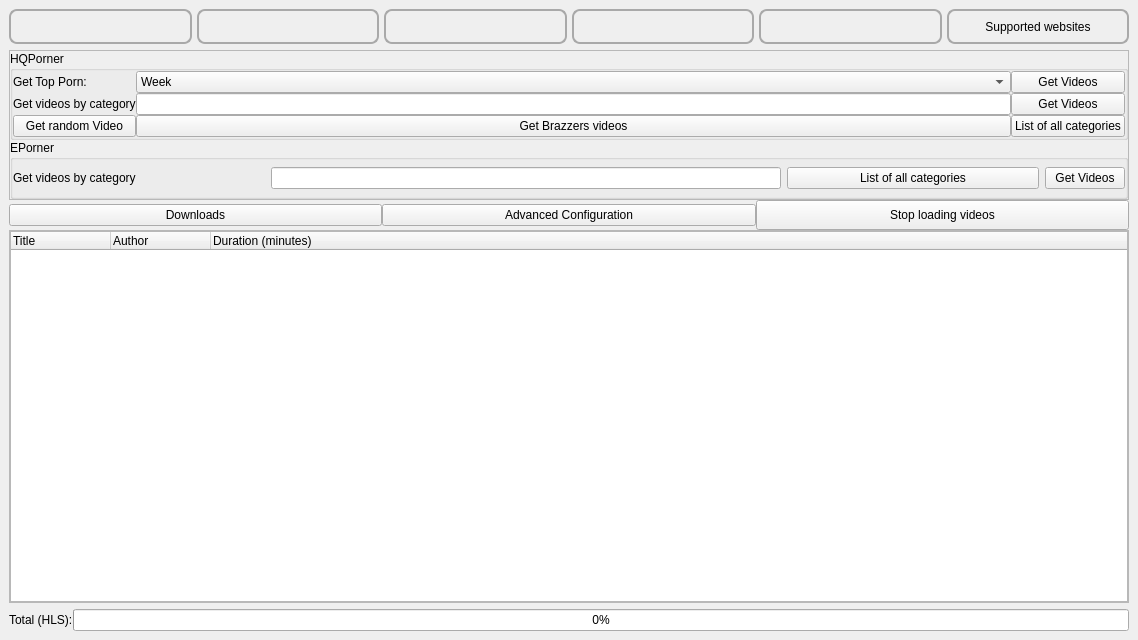
Qt form src/frontend/UI/form_main_window.ui (EchterAlsFake/Porn_Fetch) before a commit.
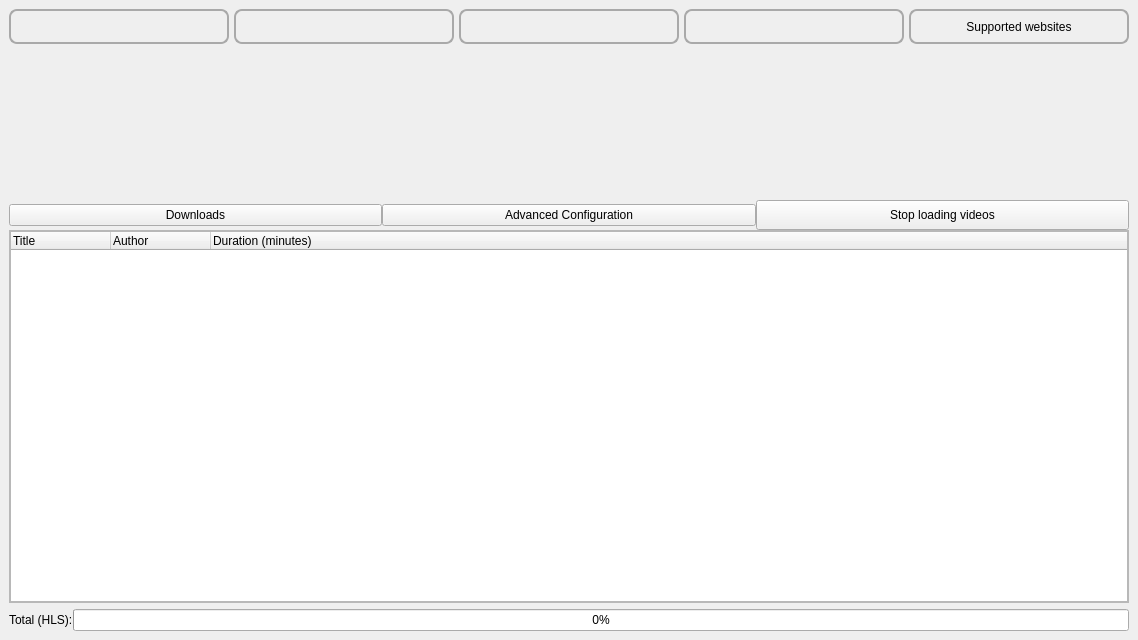
The same form after that commit. The open tabs and pages were chosen to show the change.

Diff of the .ui file:
```diff
--- a/src/frontend/UI/form_main_window.ui
+++ b/src/frontend/UI/form_main_window.ui
@@ -130,54 +130,6 @@
         </property>
        </widget>
       </item>
-      <item>
-       <widget class="QPushButton" name="main_button_switch_tools">
-        <property name="sizePolicy">
-         <sizepolicy hsizetype="Minimum" vsizetype="Maximum">
-          <horstretch>0</horstretch>
-          <verstretch>0</verstretch>
-         </sizepolicy>
-        </property>
-        <property name="minimumSize">
-         <size>
-          <width>50</width>
-          <height>35</height>
-         </size>
-        </property>
-        <property name="maximumSize">
-         <size>
-          <width>16777215</width>
-          <height>35</height>
-         </size>
-        </property>
-        <property name="font">
-         <font/>
-        </property>
-        <property name="cursor">
-         <cursorShape>PointingHandCursor</cursorShape>
-        </property>
-        <property name="accessibleName">
-         <string>Button Tools section</string>
-        </property>
-        <property name="styleSheet">
-         <string notr="true">QPushButton {
-    border-radius: 8px;
-    border: 2px solid #a9a9a9;
-    padding: 8px 10px;
-}
-</string>
-        </property>
-        <property name="text">
-         <string/>
-        </property>
-        <property name="iconSize">
-         <size>
-          <width>32</width>
-          <height>32</height>
-         </size>
-        </property>
-       </widget>
-      </item>
       <item>
        <widget class="QPushButton" name="main_button_switch_settings">
         <property name="sizePolicy">
@@ -1136,413 +1088,6 @@
               <property name="spacing">
                <number>0</number>
               </property>
-              <item row="0" column="0">
-               <widget class="QScrollArea" name="scrollarea_tools">
-                <property name="widgetResizable">
-                 <bool>true</bool>
-                </property>
-                <widget class="QWidget" name="scrollarea_tools_widget_contents">
-                 <property name="geometry">
-                  <rect>
-                   <x>0</x>
-                   <y>0</y>
-                   <width>434</width>
-                   <height>176</height>
-                  </rect>
-                 </property>
-                 <layout class="QGridLayout" name="gridLayout_8">
-                  <property name="leftMargin">
-                   <number>0</number>
-                  </property>
-                  <property name="topMargin">
-                   <number>0</number>
-                  </property>
-                  <property name="rightMargin">
-                   <number>0</number>
-                  </property>
-                  <property name="bottomMargin">
-                   <number>0</number>
-                  </property>
-                  <property name="spacing">
-                   <number>0</number>
-                  </property>
-                  <item row="0" column="0">
-                   <layout class="QVBoxLayout" name="tools_verticallayout">
-                    <item>
-                     <widget class="QGroupBox" name="tools_groupbox_hqporner">
-                      <property name="title">
-                       <string>HQPorner</string>
-                      </property>
-                      <layout class="QGridLayout" name="gridLayout_15">
-                       <property name="leftMargin">
-                        <number>0</number>
-                       </property>
-                       <property name="topMargin">
-                        <number>0</number>
-                       </property>
-                       <property name="rightMargin">
-                        <number>0</number>
-                       </property>
-                       <property name="bottomMargin">
-                        <number>0</number>
-                       </property>
-                       <property name="spacing">
-                        <number>0</number>
-                       </property>
-                       <item row="0" column="0">
-                        <layout class="QGridLayout" name="tools_gridlayout_hqporner">
-                         <item row="3" column="0">
-                          <widget class="QPushButton" name="tools_button_get_random_videos">
-                           <property name="sizePolicy">
-                            <sizepolicy hsizetype="Preferred" vsizetype="Fixed">
-                             <horstretch>0</horstretch>
-                             <verstretch>0</verstretch>
-                            </sizepolicy>
-                           </property>
-                           <property name="minimumSize">
-                            <size>
-                             <width>0</width>
-                             <height>0</height>
-                            </size>
-                           </property>
-                           <property name="cursor">
-                            <cursorShape>PointingHandCursor</cursorShape>
-                           </property>
-                           <property name="accessibleName">
-                            <string>tools button hqporner get random video</string>
-                           </property>
-                           <property name="text">
-                            <string>Get random Video</string>
-                           </property>
-                          </widget>
-                         </item>
-                         <item row="1" column="2">
-                          <widget class="QPushButton" name="tools_button_hqporner_category_get_videos">
-                           <property name="sizePolicy">
-                            <sizepolicy hsizetype="Minimum" vsizetype="Fixed">
-                             <horstretch>0</horstretch>
-                             <verstretch>2</verstretch>
-                            </sizepolicy>
-                           </property>
-                           <property name="minimumSize">
-                            <size>
-                             <width>0</width>
-                             <height>0</height>
-                            </size>
-                           </property>
-                           <property name="cursor">
-                            <cursorShape>PointingHandCursor</cursorShape>
-                           </property>
-                           <property name="acceptDrops">
-                            <bool>false</bool>
-                           </property>
-                           <property name="accessibleName">
-                            <string>tools button hqporner get videos by category</string>
-                           </property>
-                           <property name="text">
-                            <string>Get Videos</string>
-                           </property>
-                          </widget>
-                         </item>
-                         <item row="1" column="0">
-                          <widget class="QLabel" name="tools_label_videos_by_category">
-                           <property name="sizePolicy">
-                            <sizepolicy hsizetype="Fixed" vsizetype="Fixed">
-                             <horstretch>0</horstretch>
-                             <verstretch>0</verstretch>
-                            </sizepolicy>
-                           </property>
-                           <property name="minimumSize">
-                            <size>
-                             <width>0</width>
-                             <height>0</height>
-                            </size>
-                           </property>
-                           <property name="accessibleName">
-                            <string>label tools hqporner get videos by category</string>
-                           </property>
-                           <property name="text">
-                            <string>Get videos by category</string>
-                           </property>
-                          </widget>
-                         </item>
-                         <item row="1" column="1">
-                          <widget class="QLineEdit" name="tools_lineedit_hqporner_category">
-                           <property name="sizePolicy">
-                            <sizepolicy hsizetype="Expanding" vsizetype="Preferred">
-                             <horstretch>0</horstretch>
-                             <verstretch>4</verstretch>
-                            </sizepolicy>
-                           </property>
-                           <property name="minimumSize">
-                            <size>
-                             <width>100</width>
-                             <height>0</height>
-                            </size>
-                           </property>
-                           <property name="accessibleName">
-                            <string>tools lineedit hqporner category (enter the category here)</string>
-                           </property>
-                          </widget>
-                         </item>
-                         <item row="0" column="0">
-                          <widget class="QLabel" name="tools_label_get_top_porn">
-                           <property name="sizePolicy">
-                            <sizepolicy hsizetype="Fixed" vsizetype="Fixed">
-                             <horstretch>0</horstretch>
-                             <verstretch>0</verstretch>
-                            </sizepolicy>
-                           </property>
-                           <property name="minimumSize">
-                            <size>
-                             <width>0</width>
-                             <height>0</height>
-                            </size>
-                           </property>
-                           <property name="accessibleName">
-                            <string>label tools hqporn get top porn</string>
-                           </property>
-                           <property name="text">
-                            <string>Get Top Porn:</string>
-                           </property>
-                          </widget>
-                         </item>
-                         <item row="3" column="1">
-                          <widget class="QPushButton" name="tools_button_get_brazzers_videos">
-                           <property name="sizePolicy">
-                            <sizepolicy hsizetype="Preferred" vsizetype="Fixed">
-                             <horstretch>0</horstretch>
-                             <verstretch>0</verstretch>
-                            </sizepolicy>
-                           </property>
-                           <property name="minimumSize">
-                            <size>
-                             <width>0</width>
-                             <height>0</height>
-                            </size>
-                           </property>
-                           <property name="cursor">
-                            <cursorShape>PointingHandCursor</cursorShape>
-                           </property>
-                           <property name="accessibleName">
-                            <string>tools buttonn get brazzers videos</string>
-                           </property>
-                           <property name="text">
-                            <string>Get Brazzers videos</string>
-                           </property>
-                          </widget>
-                         </item>
-                         <item row="0" column="1">
-                          <widget class="QComboBox" name="tools_combobox_hqporner_top_porn">
-                           <property name="cursor">
-                            <cursorShape>PointingHandCursor</cursorShape>
-                           </property>
-                           <property name="accessibleName">
-                            <string>tools combobox hqporner top porn selection</string>
-                           </property>
-                           <item>
-                            <property name="text">
-                             <string>Week</string>
-                            </property>
-                           </item>
-                           <item>
-                            <property name="text">
-                             <string>Month</string>
-                            </property>
-                           </item>
-                           <item>
-                            <property name="text">
-                             <string>All time</string>
-                            </property>
-                           </item>
-                          </widget>
-                         </item>
-                         <item row="0" column="2">
-                          <widget class="QPushButton" name="tools_button_top_porn_get_videos">
-                           <property name="sizePolicy">
-                            <sizepolicy hsizetype="Minimum" vsizetype="Fixed">
-                             <horstretch>0</horstretch>
-                             <verstretch>0</verstretch>
-                            </sizepolicy>
-                           </property>
-                           <property name="minimumSize">
-                            <size>
-                             <width>0</width>
-                             <height>0</height>
-                            </size>
-                           </property>
-                           <property name="cursor">
-                            <cursorShape>PointingHandCursor</cursorShape>
-                           </property>
-                           <property name="accessibleName">
-                            <string>tools button hqporner get videos by top porn</string>
-                           </property>
-                           <property name="text">
-                            <string>Get Videos</string>
-                           </property>
-                          </widget>
-                         </item>
-                         <item row="3" column="2">
-                          <widget class="QPushButton" name="tools_button_list_categories">
-                           <property name="sizePolicy">
-                            <sizepolicy hsizetype="Minimum" vsizetype="Fixed">
-                             <horstretch>0</horstretch>
-                             <verstretch>0</verstretch>
-                            </sizepolicy>
-                           </property>
-                           <property name="minimumSize">
-                            <size>
-                             <width>0</width>
-                             <height>0</height>
-                            </size>
-                           </property>
-                           <property name="cursor">
-                            <cursorShape>PointingHandCursor</cursorShape>
-                           </property>
-                           <property name="accessibleName">
-                            <string>tools button hqporner list all categories</string>
-                           </property>
-                           <property name="text">
-                            <string>List of all categories</string>
-                           </property>
-                          </widget>
-                         </item>
-                        </layout>
-                       </item>
-                      </layout>
-                     </widget>
-                    </item>
-                    <item>
-                     <widget class="QGroupBox" name="tools_groupbox_eporner">
-                      <property name="title">
-                       <string>EPorner</string>
-                      </property>
-                      <layout class="QGridLayout" name="gridLayout_16">
-                       <property name="leftMargin">
-                        <number>0</number>
-                       </property>
-                       <property name="topMargin">
-                        <number>0</number>
-                       </property>
-                       <property name="rightMargin">
-                        <number>0</number>
-                       </property>
-                       <property name="bottomMargin">
-                        <number>0</number>
-                       </property>
-                       <property name="spacing">
-                        <number>0</number>
-                       </property>
-                       <item row="0" column="0">
-                        <layout class="QGridLayout" name="tools_gridlayout_tools">
-                         <property name="topMargin">
-                          <number>0</number>
-                         </property>
-                         <property name="spacing">
-                          <number>6</number>
-                         </property>
-                         <item row="4" column="1" colspan="2">
-                          <widget class="QLineEdit" name="tools_lineedit_videos_by_category_eporner">
-                           <property name="sizePolicy">
-                            <sizepolicy hsizetype="Expanding" vsizetype="Fixed">
-                             <horstretch>0</horstretch>
-                             <verstretch>4</verstretch>
-                            </sizepolicy>
-                           </property>
-                           <property name="minimumSize">
-                            <size>
-                             <width>100</width>
-                             <height>0</height>
-                            </size>
-                           </property>
-                           <property name="accessibleName">
-                            <string>lineedit tools eporner enter category here</string>
-                           </property>
-                          </widget>
-                         </item>
-                         <item row="4" column="4">
-                          <widget class="QPushButton" name="tools_button_eporner_category_get_videos">
-                           <property name="sizePolicy">
-                            <sizepolicy hsizetype="Fixed" vsizetype="Fixed">
-                             <horstretch>0</horstretch>
-                             <verstretch>2</verstretch>
-                            </sizepolicy>
-                           </property>
-                           <property name="minimumSize">
-                            <size>
-                             <width>0</width>
-                             <height>0</height>
-                            </size>
-                           </property>
-                           <property name="cursor">
-                            <cursorShape>PointingHandCursor</cursorShape>
-                           </property>
-                           <property name="accessibleName">
-                            <string>button tools eporner get videos by category</string>
-                           </property>
-                           <property name="text">
-                            <string>Get Videos</string>
-                           </property>
-                          </widget>
-                         </item>
-                         <item row="4" column="3">
-                          <widget class="QPushButton" name="tools_button_list_categories_eporner">
-                           <property name="sizePolicy">
-                            <sizepolicy hsizetype="Minimum" vsizetype="Fixed">
-                             <horstretch>0</horstretch>
-                             <verstretch>0</verstretch>
-                            </sizepolicy>
-                           </property>
-                           <property name="minimumSize">
-                            <size>
-                             <width>0</width>
-                             <height>0</height>
-                            </size>
-                           </property>
-                           <property name="cursor">
-                            <cursorShape>PointingHandCursor</cursorShape>
-                           </property>
-                           <property name="accessibleName">
-                            <string>button tools eporner list all categories</string>
-                           </property>
-                           <property name="text">
-                            <string>List of all categories</string>
-                           </property>
-                          </widget>
-                         </item>
-                         <item row="4" column="0">
-                          <widget class="QLabel" name="tools_label_videos_by_category_eporner">
-                           <property name="sizePolicy">
-                            <sizepolicy hsizetype="Preferred" vsizetype="Fixed">
-                             <horstretch>0</horstretch>
-                             <verstretch>0</verstretch>
-                            </sizepolicy>
-                           </property>
-                           <property name="minimumSize">
-                            <size>
-                             <width>100</width>
-                             <height>0</height>
-                            </size>
-                           </property>
-                           <property name="accessibleName">
-                            <string>label tools eporner get videos by category</string>
-                           </property>
-                           <property name="text">
-                            <string>Get videos by category</string>
-                           </property>
-                          </widget>
-                         </item>
-                        </layout>
-                       </item>
-                      </layout>
-                     </widget>
-                    </item>
-                   </layout>
-                  </item>
-                 </layout>
-                </widget>
-               </widget>
-              </item>
              </layout>
             </widget>
             <widget class="QWidget" name="page_progressbars">
```
Left out of the diff: 571 changed lines with no effect on the pictures.
